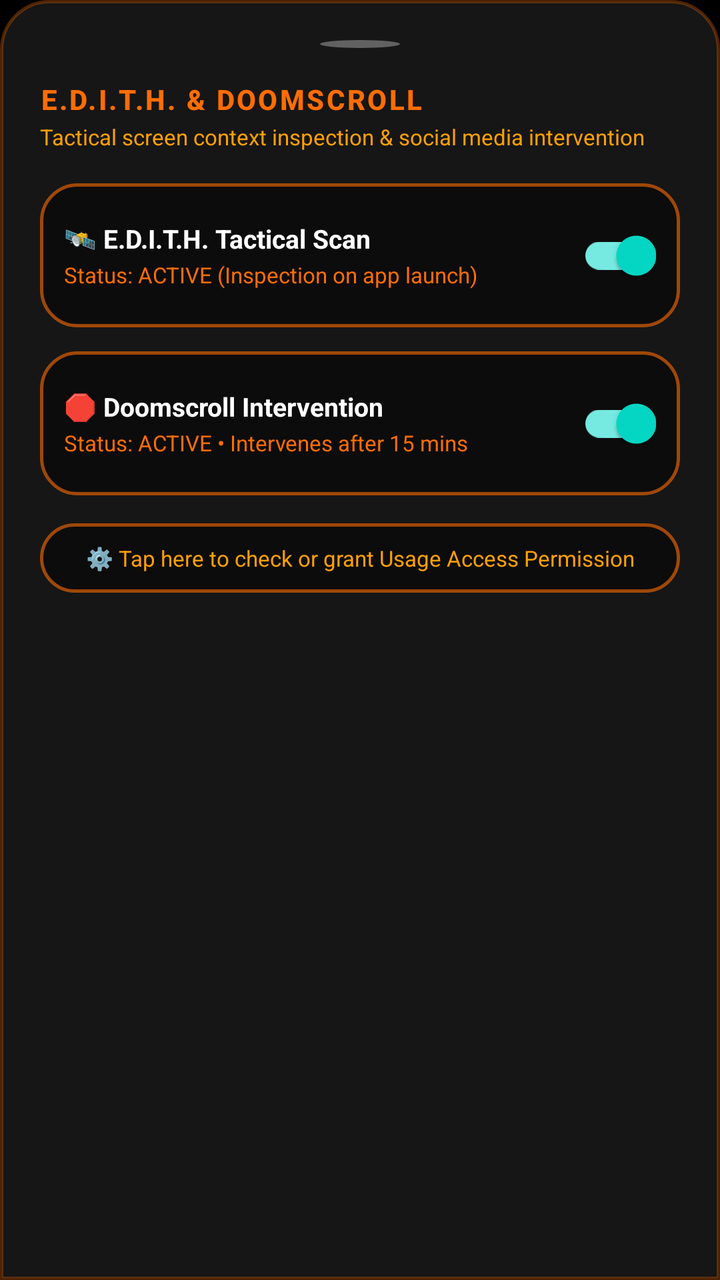
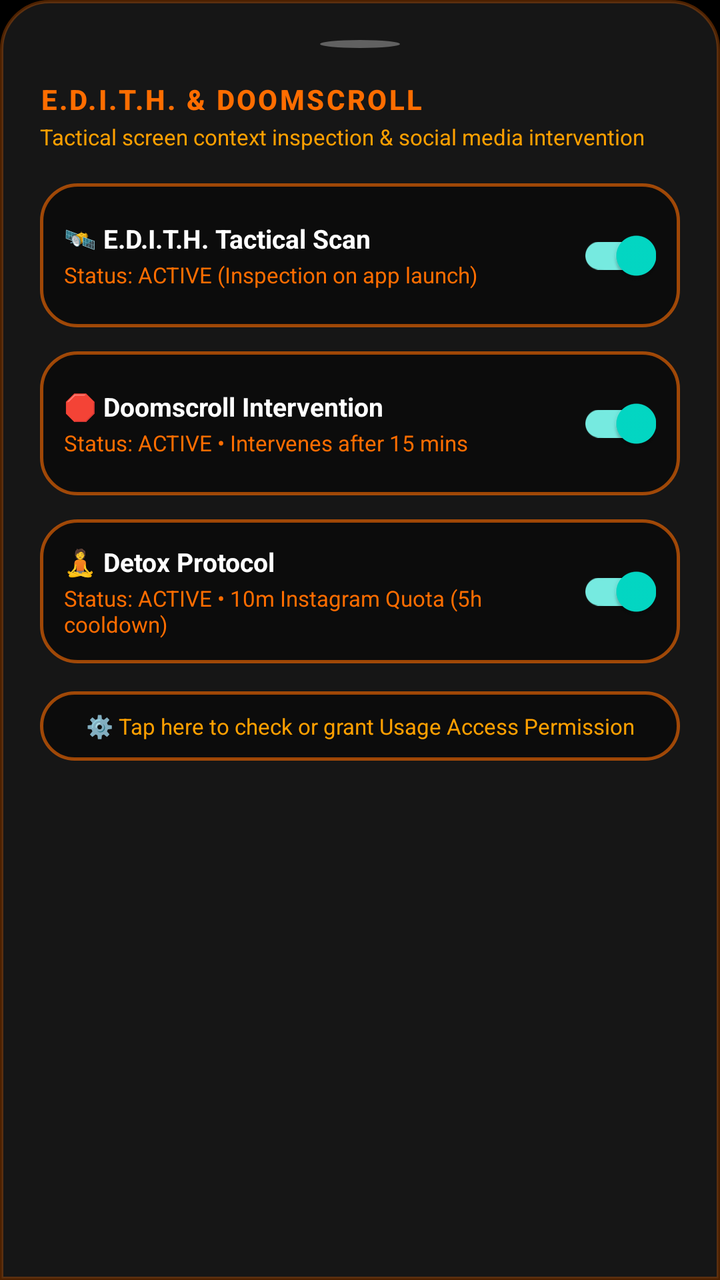

Two renders of the same Android screen: before a commit and after it. Below are the layout's source before the change and the commit's diff.
<!-- AndroidManifest.xml: application theme Theme.Friday -->
<!-- res/layout/sheet_app_sentry.xml -->
<?xml version="1.0" encoding="utf-8"?>
<LinearLayout xmlns:android="http://schemas.android.com/apk/res/android"
    xmlns:app="http://schemas.android.com/apk/res-auto"
    android:layout_width="match_parent"
    android:layout_height="wrap_content"
    android:background="@drawable/bg_cyber_bottom_sheet"
    android:orientation="vertical"
    android:padding="20dp">

    
    <View
        android:layout_width="40dp"
        android:layout_height="4dp"
        android:layout_gravity="center_horizontal"
        android:layout_marginBottom="16dp"
        android:background="@drawable/bg_dot_inactive" />

    <TextView
        android:layout_width="wrap_content"
        android:layout_height="wrap_content"
        android:fontFamily="sans-serif-medium"
        android:letterSpacing="0.08"
        android:text="E.D.I.T.H. &amp; DOOMSCROLL"
        android:textColor="@color/stark_cyan"
        android:textSize="14sp"
        android:textStyle="bold" />

    <TextView
        android:layout_width="wrap_content"
        android:layout_height="wrap_content"
        android:layout_marginTop="2dp"
        android:text="Tactical screen context inspection &amp; social media intervention"
        android:textColor="@color/stark_gold"
        android:textSize="11sp" />

    
    <LinearLayout
        android:layout_width="match_parent"
        android:layout_height="wrap_content"
        android:layout_marginTop="16dp"
        android:background="@drawable/bg_hud_card"
        android:gravity="center_vertical"
        android:orientation="horizontal"
        android:padding="12dp">

        <LinearLayout
            android:layout_width="0dp"
            android:layout_height="wrap_content"
            android:layout_weight="1"
            android:orientation="vertical">

            <TextView
                android:layout_width="wrap_content"
                android:layout_height="wrap_content"
                android:text="🛰️ E.D.I.T.H. Tactical Scan"
                android:textColor="@color/stark_text_white"
                android:textSize="13sp"
                android:textStyle="bold" />

            <TextView
                android:id="@+id/tvOverwatchSheetState"
                android:layout_width="wrap_content"
                android:layout_height="wrap_content"
                android:layout_marginTop="2dp"
                android:text="Status: ACTIVE (Inspection on app launch)"
                android:textColor="@color/stark_cyan"
                android:textSize="11sp" />
        </LinearLayout>

        <com.google.android.material.switchmaterial.SwitchMaterial
            android:id="@+id/switchOverwatchSheet"
            android:layout_width="wrap_content"
            android:layout_height="wrap_content"
            android:checked="true" />
    </LinearLayout>

    
    <LinearLayout
        android:layout_width="match_parent"
        android:layout_height="wrap_content"
        android:layout_marginTop="12dp"
        android:background="@drawable/bg_hud_card"
        android:gravity="center_vertical"
        android:orientation="horizontal"
        android:padding="12dp">

        <LinearLayout
            android:layout_width="0dp"
            android:layout_height="wrap_content"
            android:layout_weight="1"
            android:orientation="vertical">

            <TextView
                android:layout_width="wrap_content"
                android:layout_height="wrap_content"
                android:text="🛑 Doomscroll Intervention"
                android:textColor="@color/stark_text_white"
                android:textSize="13sp"
                android:textStyle="bold" />

            <TextView
                android:id="@+id/tvDoomscrollSheetState"
                android:layout_width="wrap_content"
                android:layout_height="wrap_content"
                android:layout_marginTop="2dp"
                android:text="Status: ACTIVE • Intervenes after 15 mins"
                android:textColor="@color/stark_cyan"
                android:textSize="11sp" />
        </LinearLayout>

        <com.google.android.material.switchmaterial.SwitchMaterial
            android:id="@+id/switchDoomscrollSheet"
            android:layout_width="wrap_content"
            android:layout_height="wrap_content"
            android:checked="true" />
    </LinearLayout>

    <TextView
        android:id="@+id/tvUsageAccessPromptSheet"
        android:layout_width="match_parent"
        android:layout_height="wrap_content"
        android:layout_marginTop="14dp"
        android:background="@drawable/bg_hud_card"
        android:gravity="center"
        android:paddingVertical="10dp"
        android:text="⚙️ Tap here to check or grant Usage Access Permission"
        android:textColor="@color/stark_gold"
        android:textSize="11sp" />

</LinearLayout>
<!-- resources referenced by this layout -->
<resources>
  <color name="stark_cyan">#FF6D00</color>
  <color name="stark_gold">#FFA000</color>
  <color name="stark_text_white">#FFFFFF</color>
  <!-- drawable bg_cyber_bottom_sheet (drawable) -->
  <?xml version="1.0" encoding="utf-8"?>
  <shape xmlns:android="http://schemas.android.com/apk/res/android"
      android:shape="rectangle">
      <solid android:color="#161616" />
      <corners
          android:topLeftRadius="24dp"
          android:topRightRadius="24dp"
          android:bottomLeftRadius="0dp"
          android:bottomRightRadius="0dp" />
      <stroke
          android:width="1.5dp"
          android:color="#4DFF6D00" />
  </shape>
  <!-- drawable bg_dot_inactive (drawable) -->
  <?xml version="1.0" encoding="utf-8"?>
  <shape xmlns:android="http://schemas.android.com/apk/res/android"
      android:shape="oval">
      <solid android:color="#616161" />
      <size
          android:width="7dp"
          android:height="7dp" />
  </shape>
  <!-- drawable bg_hud_card (drawable) -->
  <?xml version="1.0" encoding="utf-8"?>
  <shape xmlns:android="http://schemas.android.com/apk/res/android"
      android:shape="rectangle">
      <corners android:radius="18dp" />
      <solid android:color="#F50C0C0C" />
      <stroke
          android:width="1.5dp"
          android:color="#99FF6D00" />
      <padding
          android:bottom="14dp"
          android:left="16dp"
          android:right="16dp"
          android:top="14dp" />
  </shape>
  <style name="Theme.Friday" parent="Theme.MaterialComponents.DayNight.NoActionBar">
          <item name="colorPrimary">@color/stark_cyan</item>
          <item name="colorPrimaryVariant">@color/stark_cyan_dark</item>
          <item name="colorOnPrimary">@color/stark_bg_dark</item>
          <item name="android:statusBarColor">@color/stark_bg_dark</item>
          <item name="android:windowBackground">@color/stark_bg_dark</item>
      </style>
  <color name="stark_cyan_dark">#E65100</color>
  <color name="stark_bg_dark">#000000</color>
</resources>

<!-- the commit's change to res/layout/sheet_app_sentry.xml (unified diff, before → after) -->
@@ -115,6 +115,47 @@
             android:checked="true" />
     </LinearLayout>
 
+    
+    <LinearLayout
+        android:layout_width="match_parent"
+        android:layout_height="wrap_content"
+        android:layout_marginTop="12dp"
+        android:background="@drawable/bg_hud_card"
+        android:gravity="center_vertical"
+        android:orientation="horizontal"
+        android:padding="12dp">
+
+        <LinearLayout
+            android:layout_width="0dp"
+            android:layout_height="wrap_content"
+            android:layout_weight="1"
+            android:orientation="vertical">
+
+            <TextView
+                android:layout_width="wrap_content"
+                android:layout_height="wrap_content"
+                android:text="🧘 Detox Protocol"
+                android:textColor="@color/stark_text_white"
+                android:textSize="13sp"
+                android:textStyle="bold" />
+
+            <TextView
+                android:id="@+id/tvDetoxSheetState"
+                android:layout_width="wrap_content"
+                android:layout_height="wrap_content"
+                android:layout_marginTop="2dp"
+                android:text="Status: ACTIVE • 10m Instagram Quota (5h cooldown)"
+                android:textColor="@color/stark_cyan"
+                android:textSize="11sp" />
+        </LinearLayout>
+
+        <com.google.android.material.switchmaterial.SwitchMaterial
+            android:id="@+id/switchDetoxSheet"
+            android:layout_width="wrap_content"
+            android:layout_height="wrap_content"
+            android:checked="true" />
+    </LinearLayout>
+
     <TextView
         android:id="@+id/tvUsageAccessPromptSheet"
         android:layout_width="match_parent"
